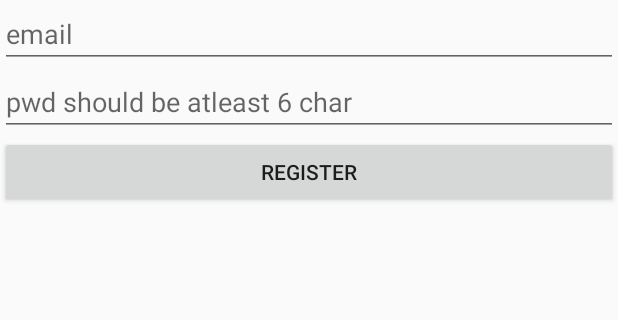
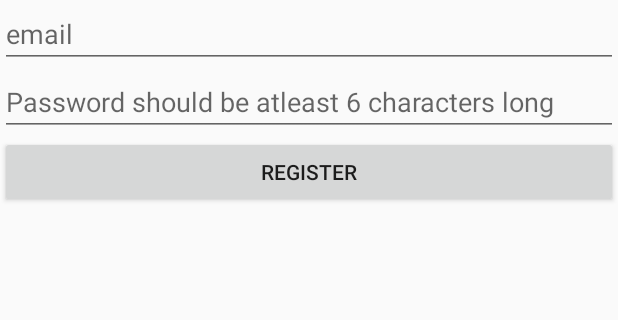
Before and after one commit to pavankm/Womentor, an Android app: the RegistrationActivity screen opened directly, with no data from a screen before it, on a phone screen of 412 x 824 dp, the part 200-520 px from its top. Run offline under Robolectric (Android 15) with nearby library versions, the phone set to English and light mode, and no system bars; our stand-ins replace Firebase (no records; nobody signed in at launch, a user with empty details on screens opened directly); 1 statement that could not run was skipped.

Commit message:
[FIX] hiding password field + refactoring strings

```diff
--- a/app/src/main/res/layout/activity_registration.xml
+++ b/app/src/main/res/layout/activity_registration.xml
@@ -1,6 +1,5 @@
 <?xml version="1.0" encoding="utf-8"?>
 <LinearLayout xmlns:android="http://schemas.android.com/apk/res/android"
-    xmlns:app="http://schemas.android.com/apk/res-auto"
     xmlns:tools="http://schemas.android.com/tools"
     android:layout_width="match_parent"
     android:layout_height="match_parent"
@@ -9,7 +8,8 @@
     <EditText
         android:layout_width="match_parent"
         android:layout_height="wrap_content"
-        android:hint="display name"
+        android:inputType="textPersonName"
+        android:hint="@string/registration_display_name"
         android:id ="@+id/name"/>
     <RadioGroup
         android:layout_width="match_parent"
@@ -31,13 +31,15 @@
     <EditText
         android:layout_width="match_parent"
         android:layout_height="wrap_content"
-        android:hint="email"
+        android:hint="@string/email_hint"
+        android:inputType="textEmailAddress"
         android:id ="@+id/email"/>
 
     <EditText
         android:layout_width="match_parent"
         android:layout_height="wrap_content"
-        android:hint="pwd should be atleast 6 char"
+        android:hint="@string/password_restriction"
+        android:inputType="textPassword"
         android:id ="@+id/password"/>
     <Button
         android:layout_width="match_parent"
--- a/app/src/main/res/values/strings.xml
+++ b/app/src/main/res/values/strings.xml
@@ -1,4 +1,9 @@
 <resources>
     <string name="app_name">Womentor</string>
     <string name="title_activity_matches">MatchesActivity</string>
+    <string name="email_hint">email</string>
+    <string name="password_hint">password</string>
+    <string name="login_button">Login</string>
+    <string name="registration_display_name">display name</string>
+    <string name="password_restriction">Password should be atleast 6 characters long</string>
 </resources>
```
Also changed, not shown: app/src/main/res/layout/activity_login.xml (+5 -4 lines).
